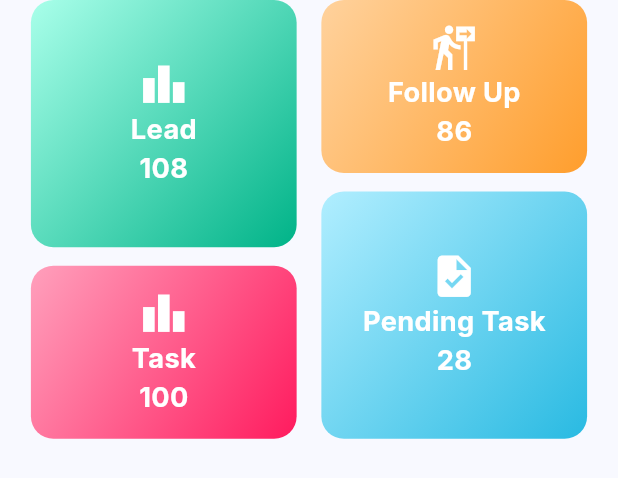
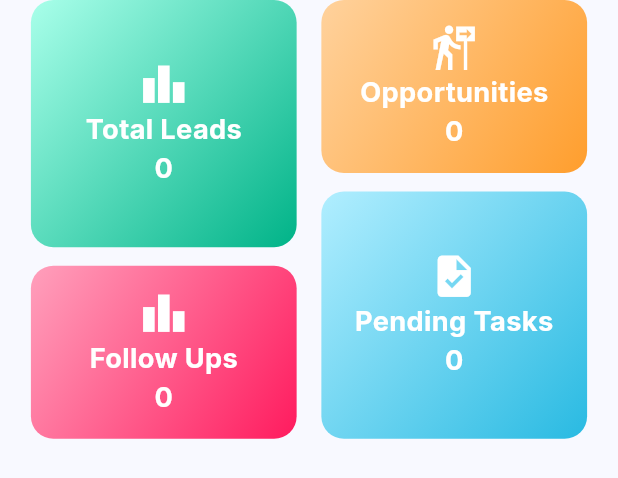
Before and after one commit to mahdi-islam-pranto/CRM-APP-iHelp, a Flutter app: the DashboardCounter widget shown alone on an empty page, opened directly, on a phone screen of 412 x 824 dp. Shown: the top 478 px of the screen. Run offline on Flutter 3.47's test engine with Material 3 defaults, Android fonts, the phone set to English and light mode, and no system bars; our stand-ins replace animated_splash_screen, awesome_dialog, badges, carousel_slider, cloud_firestore, connectivity_plus and 15 more; missing offline and left inert: animated_floating_buttons, app_settings, flutter_animated_dialog, simple_fontellico_progress_dialog; accounts and stored records are empty; network calls fail; key blocks and very long unbroken strings in the code were emptied for the run.

Commit message:
dashboard counts added from count api + opportunity screen added

```diff
--- a/lib/Task/taskCreateForm.dart
+++ b/lib/Task/taskCreateForm.dart
@@ -156,7 +156,7 @@ class _TaskCreateFormState extends State<TaskCreateForm> {
           .collection('notification')
           .doc()
           .set({
-        'title': "New Task Created",
+        'title': "New Task Created ",
         'body': "You are assigned to a new task! Please check",
         'isRead': false,
         'creted_at': DateTime.now(),
--- a/lib/components/DashboardCounter.dart
+++ b/lib/components/DashboardCounter.dart
@@ -1,12 +1,66 @@
+import 'dart:convert';
+
 import 'package:flutter/material.dart';
+import 'package:shared_preferences/shared_preferences.dart';
 import 'package:untitled1/FollowUP/FollowUPListScreen.dart';
-import 'package:untitled1/Task/allTaskListScreen.dart';
+
 import 'package:untitled1/screens/totalLeadList.dart';
+import 'package:http/http.dart' as http;
 
 import '../Task/allPendingTask.dart';
+import '../screens/opportunityList.dart';
 
-class DashboardCounter extends StatelessWidget {
+class DashboardCounter extends StatefulWidget {
   const DashboardCounter({super.key});
+
+  @override
+  State<DashboardCounter> createState() => _DashboardCounterState();
+}
+
+class _DashboardCounterState extends State<DashboardCounter> {
+  int totalLeadCount = 0;
+  int totalPendingFollowupCount = 0;
+  int totalPendingTaskCount = 0;
+  int totalOpportunityCount = 0;
+
+  // fetch counts from API
+  fetchCounts() async {
+    SharedPreferences sharedPreferences = await SharedPreferences.getInstance();
+    String? token = sharedPreferences.getString("token");
+    String? userId = sharedPreferences.getString("id");
+
+    final response = await http.post(
+      Uri.parse("https://crm.ihelpbd.com/api/crm-lead-task-followup-dashboard"),
+      headers: {
+        'Authorization': 'Bearer $token',
+        'user_id': '$userId',
+      },
+      body: {
+        'user_id': userId,
+      },
+    );
+
+    if (response.statusCode == 200) {
+      var data = jsonDecode(response.body);
+
+      setState(() {
+        totalLeadCount = data["data"][0]['count'];
+        totalOpportunityCount = data["data"][1]['count'];
+        totalPendingFollowupCount = data["data"][2]['count'];
+        totalPendingTaskCount = data["data"][3]['count'];
+      });
+      // print count data
+      print("counter data from API: ${data["data"][0]}");
+    } else {
+      throw Exception('Failed to load lead counts');
+    }
+  }
+
+  @override
+  void initState() {
+    super.initState();
+    fetchCounts();
+  }
 
   @override
   Widget build(BuildContext context) {
@@ -39,7 +93,7 @@ class DashboardCounter extends StatelessWidget {
                   Navigator.push(
                       context,
                       MaterialPageRoute(
-                        builder: (context) => LeadListScreen(),
+                        builder: (context) => const LeadListScreen(),
                       ));
                 },
                 child: Container(
@@ -65,7 +119,7 @@ class DashboardCounter extends StatelessWidget {
                           crossAxisAlignment: CrossAxisAlignment.center,
                           children: [
                             Text(
-                              "Lead",
+                              "Total Leads",
                               style: TextStyle(
                                 color: Colors.white,
                                 fontSize: textSize,
@@ -73,7 +127,7 @@ class DashboardCounter extends StatelessWidget {
                               ),
                             ),
                             Text(
-                              "108",
+                              "$totalLeadCount",
                               style: TextStyle(
                                 color: Colors.white,
                                 fontSize: textSize,
@@ -93,7 +147,7 @@ class DashboardCounter extends StatelessWidget {
                   Navigator.push(
                       context,
                       MaterialPageRoute(
-                        builder: (context) => TaskListScreen(),
+                        builder: (context) => const FollowUpList(),
                       ));
                 },
                 child: Container(
@@ -119,7 +173,7 @@ class DashboardCounter extends StatelessWidget {
                           crossAxisAlignment: CrossAxisAlignment.center,
                           children: [
                             Text(
-                              "Task",
+                              "Follow Ups",
                               style: TextStyle(
                                 color: Colors.white,
                                 fontSize: textSize,
@@ -127,7 +181,7 @@ class DashboardCounter extends StatelessWidget {
                               ),
                             ),
                             Text(
-                              "100",
+                              "$totalPendingFollowupCount",
                               style: TextStyle(
                                 color: Colors.white,
                                 fontSize: textSize,
@@ -153,7 +207,7 @@ class DashboardCounter extends StatelessWidget {
                   Navigator.push(
                       context,
                       MaterialPageRoute(
-                        builder: (context) => FollowUpList(),
+                        builder: (context) => const OpportunityListScreen(),
                       ));
                 },
                 child: Container(
@@ -179,7 +233,7 @@ class DashboardCounter extends StatelessWidget {
                           crossAxisAlignment: CrossAxisAlignment.center,
                           children: [
                             Text(
-                              "Follow Up",
+                              "Opportunities",
                               style: TextStyle(
                                 color: Colors.white,
                                 fontSize: textSize,
@@ -187,7 +241,7 @@ class DashboardCounter extends StatelessWidget {
                               ),
                             ),
                             Text(
-                              "86",
+                              "$totalOpportunityCount",
                               style: TextStyle(
                                 color: Colors.white,
                                 fontSize: textSize,
@@ -207,7 +261,7 @@ class DashboardCounter extends StatelessWidget {
                   Navigator.push(
                       context,
                       MaterialPageRoute(
-                        builder: (context) => PendingTaskListScreen(),
+                        builder: (context) => const PendingTaskListScreen(),
                       ));
                 },
                 child: Container(
@@ -232,7 +286,8 @@ class DashboardCounter extends StatelessWidget {
                           crossAxisAlignment: CrossAxisAlignment.center,
                           children: [
                             Text(
-                              "Pending Task",
+                              "Pending Tasks",
+                              textAlign: TextAlign.center,
                               style: TextStyle(
                                 color: Colors.white,
                                 fontSize: textSize,
@@ -240,7 +295,7 @@ class DashboardCounter extends StatelessWidget {
                               ),
                             ),
                             Text(
-                              "28",
+                              "$totalPendingTaskCount",
                               style: TextStyle(
                                 color: Colors.white,
                                 fontSize: textSize,
--- a/lib/components/LeadSourceChart.dart
+++ b/lib/components/LeadSourceChart.dart
@@ -1,6 +1,5 @@
 import 'package:flutter/material.dart';
 import 'package:fl_chart/fl_chart.dart';
-
 import '../Models/leadSource.dart';
 
 class LeadSourceChart extends StatefulWidget {
```
Also changed, not shown: lib/Dashboard/dashboard.dart (+0 -58 lines), lib/screens/opportunityList.dart (added, +448 -0 lines), 3 other files.
